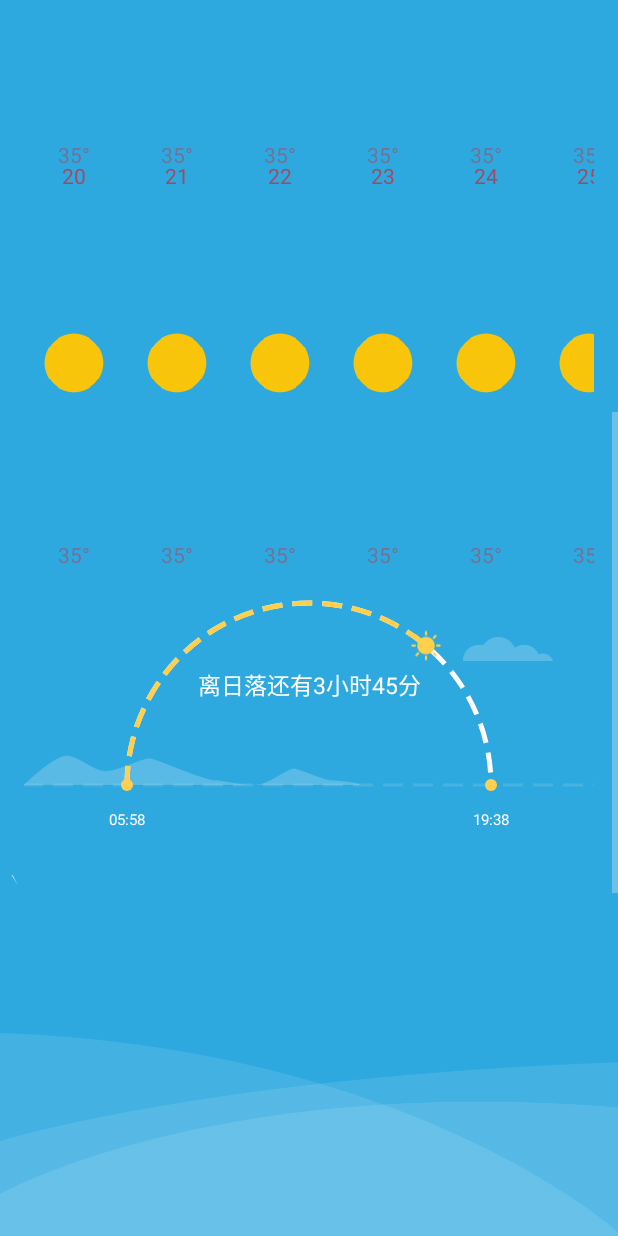
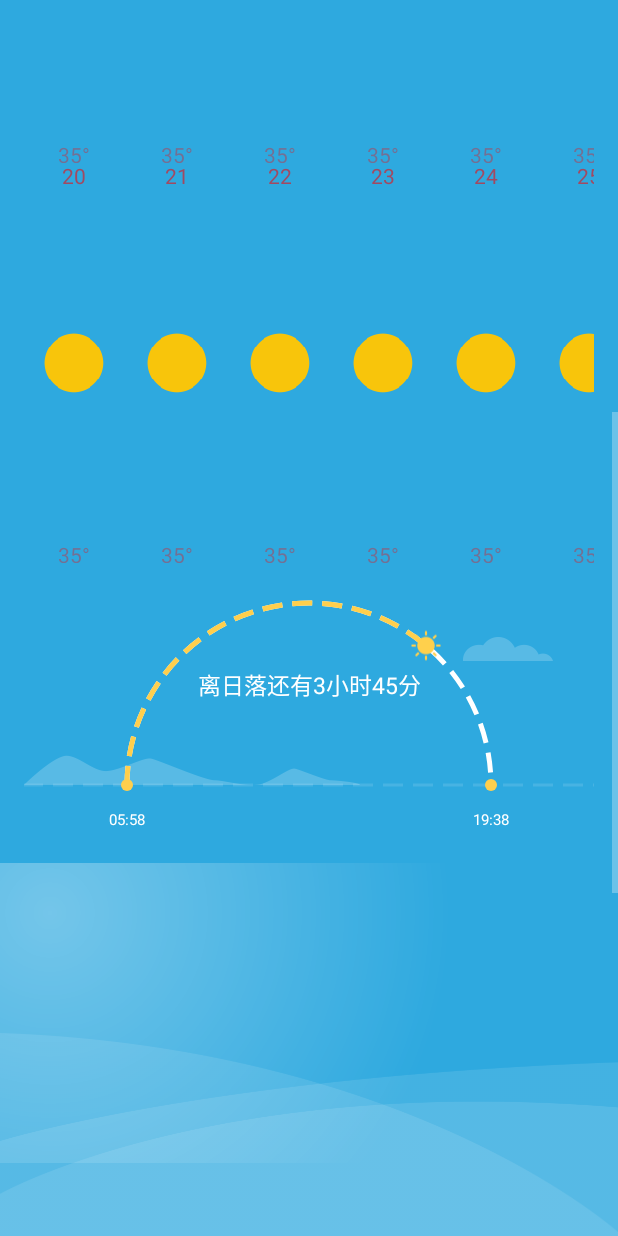
Before and after one commit to seahorseBra/CustemView, an Android app: the WeatherActivityNew screen opened directly, with no data from a screen before it, scrolled down 541 dp, on a phone screen of 412 x 824 dp. Run offline under Robolectric (Android 15) with nearby library versions, the phone set to English and light mode, and no system bars.

Commit message:
2016.6.28

```diff
--- a/app/build.gradle
+++ b/app/build.gradle
@@ -9,7 +9,7 @@ android {
         minSdkVersion 16
         targetSdkVersion 23
         versionCode 1
-        versionName "1.0"
+        versionName "1.1"
     }
 
     archivesBaseName = "custem${defaultConfig.versionName}-${defaultConfig.versionCode}"
--- a/app/src/main/java/com/example/administrator/custemview/WeatherActivityNew.java
+++ b/app/src/main/java/com/example/administrator/custemview/WeatherActivityNew.java
@@ -10,10 +10,12 @@ import android.view.Window;
 import android.view.WindowManager;
 
 import view.SunRiseView;
+import view.WeatherImageView;
 
 public class WeatherActivityNew extends FragmentActivity {
 
     private SunRiseView mSunrise;
+    private int type;
 
     @Override
     protected void onCreate(Bundle savedInstanceState) {
@@ -38,7 +40,18 @@ public class WeatherActivityNew extends FragmentActivity {
         }
         setContentView(R.layout.activity_weather_activity_new);
         mSunrise = (SunRiseView) findViewById(R.id.sunrise);
+        mSunrise.startAnimation();
 
-        mSunrise.startAnimation();
+        final WeatherImageView weatherBg = (WeatherImageView) findViewById(R.id.weather_image_bg);
+        weatherBg.setOnClickListener(new View.OnClickListener() {
+            @Override
+            public void onClick(View v) {
+                if (type>=3) {
+                    type = 0;
+                }
+                weatherBg.setWeatherType(type++);
+            }
+        });
+
     }
 }
--- a/app/src/main/java/view/RainFlake.java
+++ b/app/src/main/java/view/RainFlake.java
@@ -1,11 +1,17 @@
 package view;
 
+import android.content.res.Resources;
+import android.graphics.Bitmap;
+import android.graphics.BitmapFactory;
 import android.graphics.Canvas;
 import android.graphics.Color;
 import android.graphics.LinearGradient;
 import android.graphics.Paint;
 import android.graphics.Point;
+import android.graphics.RadialGradient;
 import android.graphics.Shader;
+
+import com.example.administrator.custemview.R;
 
 import Utils.RandomGenerator;
 
@@ -13,34 +19,25 @@ import Utils.RandomGenerator;
  * Created by mavin on 2016/6/20.
  */
 public class RainFlake implements WeatherInterface{
-    protected RandomGenerator random;
     protected Paint paint;
-    protected int lenght;
     protected Point posintion;
-    protected Shader shader;
-    private int color[] = {0x00ffffff, 0xffffffff, 0x00ffffff};
-    private float pos[] = {0, 0.5f, 1};
-    public RainFlake(RandomGenerator random, Paint paint, int lenght, Point posintion) {
-        this.random = random;
+    private Bitmap bitmap;
+    public RainFlake(Paint paint, Point posintion, Bitmap bitmap) {
         this.paint = paint;
-        this.lenght = lenght;
         this.posintion = posintion;
-        shader = new LinearGradient(0,0,20,20,color,pos, Shader.TileMode.CLAMP);
+        this.bitmap = bitmap;
     }
 
-    public static RainFlake create(int width, int height, Paint paint, int length) {
+    public static RainFlake create(int width, int height, Paint paint, Resources res) {
         RandomGenerator random = new RandomGenerator();
         Point point = new Point(random.getRandom(width), random.getRandom(height));
-        return new RainFlake(random, paint, length, point);
+        final Bitmap bitmap = BitmapFactory.decodeResource(res, R.drawable.rain_pice);
+        return new RainFlake(paint, point, bitmap);
     }
 
     protected void draw(Canvas canvas) {
-        paint.setShader(shader);
-        canvas.drawLine(posintion.x, posintion.y, posintion.x + lenght /2, (float) (posintion.y +Math.cos(Math.PI/6) * lenght), paint);
+        canvas.drawBitmap(bitmap, posintion.x, posintion.y, paint);
     }
 
-    private void move(int width, int height) {
-        posintion.x = random.getRandom(width);
-        posintion.y = random.getRandom(height);
-    }
+
 }
--- a/app/src/main/java/view/ShadowLinearLayout.java
+++ b/app/src/main/java/view/ShadowLinearLayout.java
@@ -58,7 +58,7 @@ public class ShadowLinearLayout extends LinearLayout {
     protected void dispatchDraw(Canvas canvas) {
         super.dispatchDraw(canvas);
 
-        paint.setXfermode(porterDuffXfermode);
-        canvas.drawBitmap(bitmap, 0, 0, paint);
+//        paint.setXfermode(porterDuffXfermode);
+//        canvas.drawBitmap(bitmap, 0, 0, paint);
     }
 }
--- a/app/src/main/java/view/WeatherImageView.java
+++ b/app/src/main/java/view/WeatherImageView.java
@@ -6,6 +6,8 @@ import android.graphics.Bitmap;
 import android.graphics.Canvas;
 import android.graphics.Color;
 import android.graphics.Paint;
+import android.graphics.RadialGradient;
+import android.graphics.Shader;
 import android.util.AttributeSet;
 import android.view.View;
 
@@ -16,10 +18,13 @@ import android.view.View;
  *                   2：雪
  */
 public class WeatherImageView extends View {
-    private int weatherType = 0;
-    private static final int NUM_SNOWFLAKES = 8; // 雪花数量
+    private int weatherType;
+    private static final int NUM_SNOWFLAKES = 12; // 雪花数量
     private static final int DELAY = 5; // 延迟
     private WeatherInterface[] mSnowFlakes; //
+    private int width;
+    private int height;
+    private Paint paint;
 
     public WeatherImageView(Context context) {
         this(context, null);
@@ -31,30 +36,43 @@ public class WeatherImageView extends View {
 
     public WeatherImageView(Context context, AttributeSet attrs, int defStyleAttr) {
         super(context, attrs, defStyleAttr);
+
     }
 
     @Override
     protected void onSizeChanged(int w, int h, int oldw, int oldh) {
         super.onSizeChanged(w, h, oldw, oldh);
         if (w != oldw || h != oldh) {
-            initSnow(w, h);
+            width = w;
+            height = h;
+            initSnow();
         }
     }
 
-    private void initSnow(int width, int height) {
-        Paint paint = new Paint(); // 抗锯齿
+    private void initSnow() {
+        mSnowFlakes = new WeatherInterface[NUM_SNOWFLAKES];
+        paint = new Paint();
         paint.setAntiAlias(true);
-        paint.setStyle(Paint.Style.STROKE); // 填充;
         paint.setColor(Color.WHITE);
-        mSnowFlakes = new WeatherInterface[NUM_SNOWFLAKES];
-        //mSnowFlakes所有的雪花都生成放到这里面
-        for (int i = 0; i < NUM_SNOWFLAKES; ++i) {
-            mSnowFlakes[i] = RainFlake.create(width, height, paint, 50);
+        if (weatherType == 0) {
+           paint.setShader(new RadialGradient(50, 50, 400, 0x55ffffff, 0x00ffffff, Shader.TileMode.CLAMP));
+        }
+        if (weatherType == 1) {
+            for (int i = 0; i < NUM_SNOWFLAKES; ++i) {
+                mSnowFlakes[i] = RainFlake.create(width, height, paint, getResources());
+            }
+        }
+        if (weatherType == 2) {
+            for (int i = 0; i < NUM_SNOWFLAKES; ++i) {
+                mSnowFlakes[i] = SnowFlack.create(width, height, paint);
+            }
         }
     }
 
+
     public void setWeatherType(int weatherType) {
         this.weatherType = weatherType;
+        initSnow();
     }
 
     public int getWeatherType() {
@@ -64,20 +82,26 @@ public class WeatherImageView extends View {
     @Override
     protected void onDraw(Canvas canvas) {
         super.onDraw(canvas);
-        //for返回SnowFlake
-        for (WeatherInterface s : mSnowFlakes) {
-            //然后进行绘制
-            ((RainFlake)s).draw(canvas);
+        if (weatherType == 0) {
+            canvas.drawCircle(50,50,400, paint);
         }
-        // 隔一段时间重绘一次, 动画效果
-        getHandler().postDelayed(runnable, DELAY);
+        if (weatherType == 1) {
+            for (WeatherInterface s : mSnowFlakes) {
+                ((RainFlake)s).draw(canvas);
+            }
+        }
+        if (weatherType == 2) {
+            for (WeatherInterface s : mSnowFlakes) {
+                ((SnowFlack)s).draw(canvas);
+            }
+        }
+
     }
 
-    // 重绘线程
+
     private Runnable runnable = new Runnable() {
         @Override
         public void run() {
-            //自动刷新
             invalidate();
         }
     };
--- a/app/src/main/res/layout/activity_weather_activity_new.xml
+++ b/app/src/main/res/layout/activity_weather_activity_new.xml
@@ -68,7 +68,9 @@
                 android:layout_height="200dp" />
 
             <view.WeatherImageView
+                android:id="@+id/weather_image_bg"
                 android:layout_width="match_parent"
+                android:clickable="true"
                 android:layout_height="200dp" />
 
             <TextView
```
Also changed, not shown: app/src/main/java/view/SnowFlack.java (renamed from app/src/main/java/view/WeatherFlake.java, +4 -13 lines), app/src/main/res/drawable-xhdpi/rain_pice.png (added), 1 other file.
